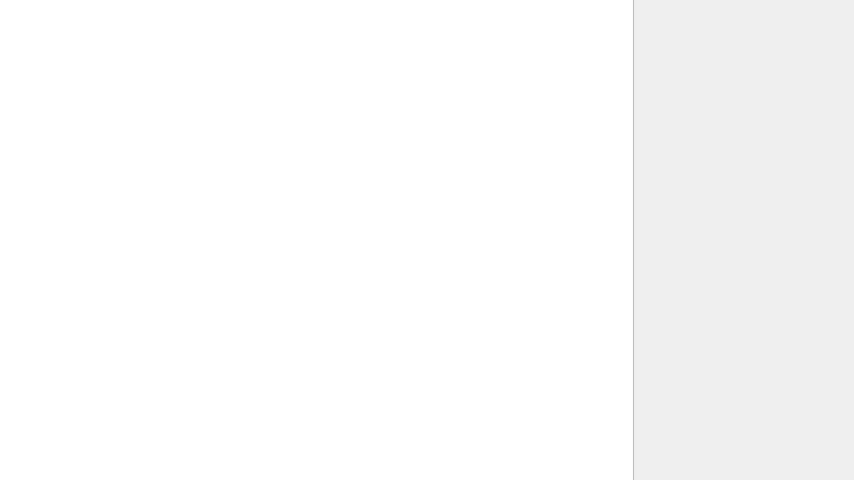
Above: app/snfmultitool.ui from Minediversion/snf before the change. Below: the same form after it.
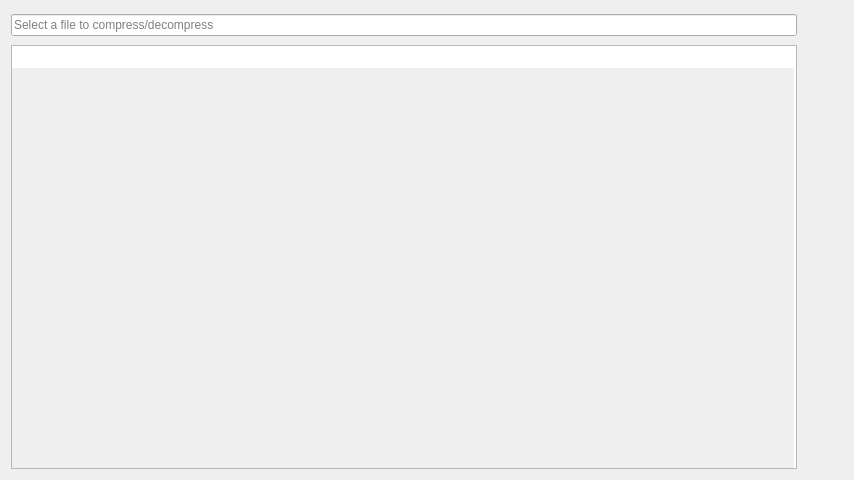
That is the form after the change. Icons and pictures are not drawn.

Commit message: Fixed ui and made it look better and more appealing. Dark mode is default and it is unique.

Diff of the .ui file:
```diff
--- a/app/snfmultitool.ui
+++ b/app/snfmultitool.ui
@@ -10,6 +10,12 @@
     <height>480</height>
    </rect>
   </property>
+  <property name="minimumSize">
+   <size>
+    <width>854</width>
+    <height>480</height>
+   </size>
+  </property>
   <property name="windowTitle">
    <string>SnFMultitool</string>
   </property>
@@ -18,34 +24,9 @@
     <normalon>:/appIcon/resources/snfLogo.png</normalon>
    </iconset>
   </property>
-  <widget class="QLineEdit" name="lineEdit">
-   <property name="geometry">
-    <rect>
-     <x>9</x>
-     <y>129</y>
-     <width>341</width>
-     <height>31</height>
-    </rect>
-   </property>
-   <property name="inputMask">
-    <string notr="true"/>
-   </property>
-   <property name="text">
-    <string notr="true"/>
-   </property>
-   <property name="placeholderText">
-    <string/>
-   </property>
-  </widget>
+  <layout class="QGridLayout" name="gridLayout">
+   <item row="4" column="2">
   <widget class="QPushButton" name="pushButton">
-   <property name="geometry">
-    <rect>
-     <x>350</x>
-     <y>130</y>
-     <width>28</width>
-     <height>24</height>
-    </rect>
-   </property>
    <property name="text">
     <string/>
    </property>
@@ -58,16 +39,34 @@
     <bool>true</bool>
    </property>
   </widget>
+   </item>
+   <item row="3" column="1" rowspan="2">
+    <widget class="QLineEdit" name="lineEdit">
+     <property name="inputMask">
+      <string notr="true"/>
+     </property>
+     <property name="text">
+      <string notr="true"/>
+     </property>
+     <property name="readOnly">
+      <bool>true</bool>
+     </property>
+     <property name="placeholderText">
+      <string>Select a file to compress/decompress</string>
+     </property>
+    </widget>
+   </item>
+   <item row="5" column="1">
   <widget class="QPlainTextEdit" name="plainTextEdit">
-   <property name="geometry">
-    <rect>
-     <x>-17</x>
-     <y>-10</y>
-     <width>651</width>
-     <height>511</height>
-    </rect>
-   </property>
-  </widget>
+     <property name="readOnly">
+      <bool>true</bool>
+     </property>
+     <property name="backgroundVisible">
+      <bool>true</bool>
+     </property>
+    </widget>
+   </item>
+  </layout>
  </widget>
  <resources>
   <include location="snfmultitool.qrc"/>
```
Lines whose indentation alone changed are shown as unchanged. The commit also changes 3 other files.
